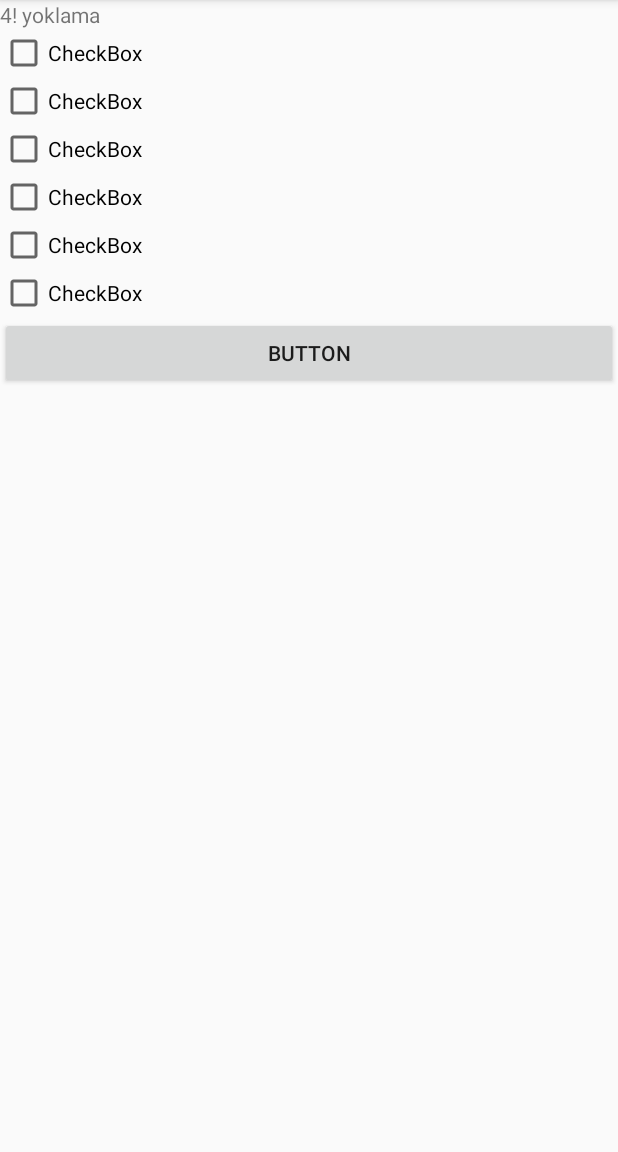
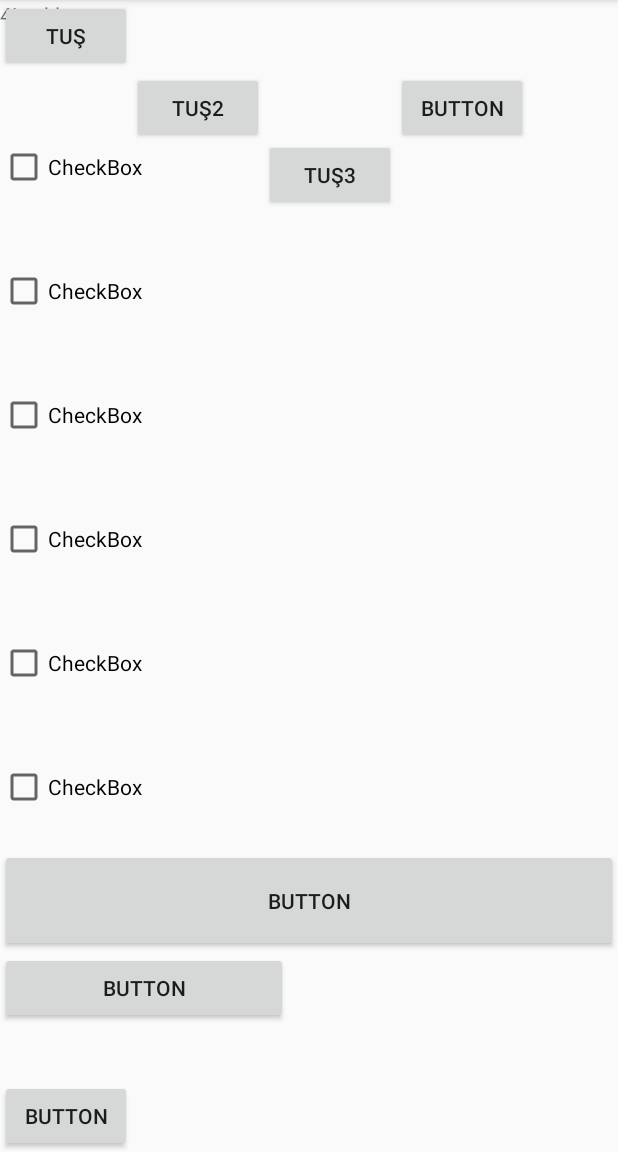
Before and after one commit to ENGINCN55/kolin_uygulama_arayuz_calismalarim, an Android app: the screen it shows after launch (MainActivity), on a phone screen of 412 x 824 dp, the part 84-1236 px from its top. Run offline under Robolectric (Android 15) with nearby library versions, the phone set to English and light mode, and no system bars.

Commit message:
tasarım ögelerinin konumlarını sabitleme değiştirme veya tasarım ögelerinin boyutlarını değiştirdik

```diff
--- a/app/src/main/res/layout/activity_main.xml
+++ b/app/src/main/res/layout/activity_main.xml
@@ -5,68 +5,130 @@
     android:layout_width="match_parent"
     android:layout_height="wrap_content"
     tools:context=".MainActivity"
-    tools:layout_editor_absoluteY="81dp" >
+    tools:layout_editor_absoluteY="81dp"
+    >
+
+    <RelativeLayout
+        android:layout_width="match_parent"
+        android:layout_height="match_parent"
+        tools:layout_editor_absoluteX="16dp"
+        tools:layout_editor_absoluteY="109dp">
+
+        <Button
+            android:id="@+id/button1"
+            android:layout_width="wrap_content"
+            android:layout_height="wrap_content"
+
+            android:layout_alignParentTop="true"
+            android:layout_marginTop="0dp"
+            android:text="tuş" />
+
+        <Button
+            android:id="@+id/button2"
+            android:layout_width="wrap_content"
+            android:layout_height="wrap_content"
+            android:layout_below="@id/button1"
+            android:layout_toRightOf="@id/button1"
+            android:text="tuş2" />
+
+        <Button
+            android:id="@+id/button3"
+            android:layout_width="wrap_content"
+            android:layout_height="wrap_content"
+            android:layout_below="@id/button2"
+            android:layout_marginTop="-3dp"
+
+            android:layout_toRightOf="@id/button2"
+            android:text="tuş3" />
+
+        <Button
+            android:id="@+id/button4"
+            android:layout_width="wrap_content"
+            android:layout_height="wrap_content"
+            android:layout_above="@id/button3"
+            android:layout_toRightOf="@id/button3"
+            android:text="Button" />
+
+        <Button
+            android:id="@+id/button9"
+            android:layout_width="wrap_content"
+            android:layout_height="wrap_content"
+            android:layout_alignParentLeft="true"
+            android:layout_alignParentBottom="true"
+            android:text="Button" />
 
         <LinearLayout
             android:layout_width="match_parent"
             android:layout_height="match_parent"
-        android:orientation="vertical"
-        android:layout_weight="100">
+            android:layout_weight="100"
+            android:orientation="vertical">
+
             <TextView
                 android:id="@+id/textView3"
                 android:layout_width="match_parent"
                 android:layout_height="wrap_content"
-            android:text="4! yoklama"
-            android:layout_weight="25"/>
+                android:layout_weight="25"
+                android:text="4! yoklama" />
 
             <CheckBox
                 android:id="@+id/checkBox2"
                 android:layout_width="match_parent"
                 android:layout_height="wrap_content"
-            android:text="CheckBox"
-            android:layout_weight="25"/>
+                android:layout_weight="25"
+                android:text="CheckBox" />
 
             <CheckBox
                 android:id="@+id/checkBox3"
                 android:layout_width="match_parent"
                 android:layout_height="wrap_content"
-            android:text="CheckBox"
-            android:layout_weight="25"/>
+                android:layout_weight="25"
+                android:text="CheckBox" />
 
             <CheckBox
                 android:id="@+id/checkBox4"
                 android:layout_width="match_parent"
                 android:layout_height="wrap_content"
-            android:text="CheckBox"
-            android:layout_weight="25"/>
+                android:layout_weight="25"
+                android:text="CheckBox" />
 
             <CheckBox
                 android:id="@+id/checkBox5"
                 android:layout_width="match_parent"
                 android:layout_height="wrap_content"
-            android:text="CheckBox"
-            android:layout_weight="25"/>
+                android:layout_weight="25"
+                android:text="CheckBox" />
 
             <CheckBox
                 android:id="@+id/checkBox6"
                 android:layout_width="match_parent"
                 android:layout_height="wrap_content"
-            android:text="CheckBox"
-            android:layout_weight="25"/>
+                android:layout_weight="25"
+                android:text="CheckBox" />
 
             <CheckBox
                 android:id="@+id/checkBox7"
                 android:layout_width="match_parent"
                 android:layout_height="wrap_content"
-            android:text="CheckBox"
-            android:layout_weight="25"/>
+                android:layout_weight="25"
+                android:text="CheckBox" />
 
             <Button
                 android:id="@+id/button"
                 android:layout_width="match_parent"
                 android:layout_height="wrap_content"
-            android:text="Button"
-            android:layout_weight="25"/>
+                android:layout_weight="10"
+                android:text="Button" />
+
+            <Button
+                android:id="@+id/button5"
+                android:layout_width="192dp"
+                android:layout_height="wrap_content"
+                android:layout_marginRight="135dp"
+                android:layout_marginBottom="85dp"
+                android:text="Button" />
 
         </LinearLayout>
+
+    </RelativeLayout>
+
 </android.support.constraint.ConstraintLayout>
```
Also changed, not shown: app/src/main/res/layout/constrait_tasarim.xml (added, +37 -0 lines), app/src/main/res/layout/relative_tasarim.xml (+32 -11 lines). Lines whose indentation alone changed are shown as unchanged.
